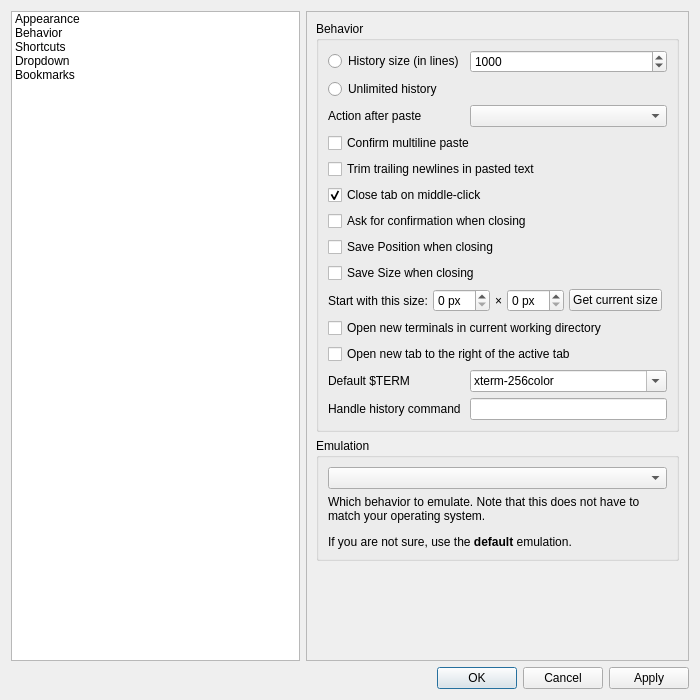
lxqt/qterminal, file src/forms/propertiesdialog.ui: the form before one commit.
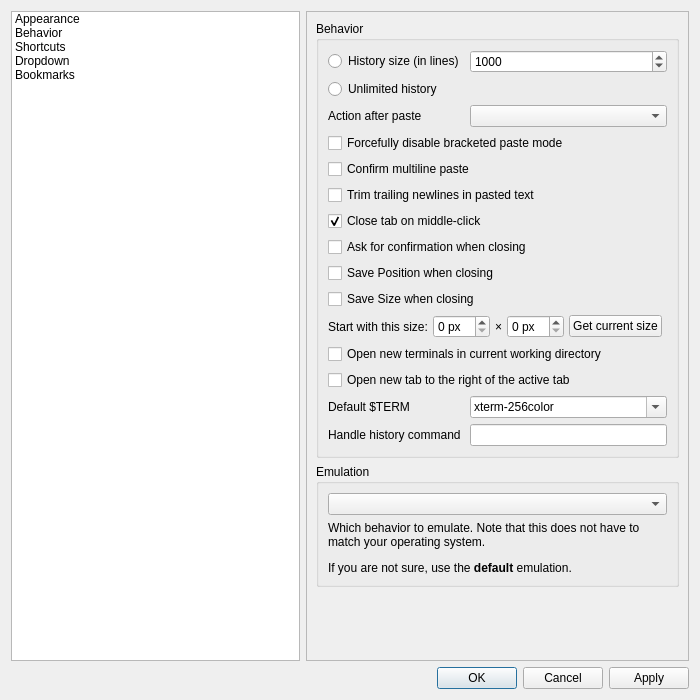
The form after the commit. The open tabs and pages were chosen to show the change. Icons and pictures are not drawn.

Commit message:
Added an option to disable bracketed paste mode
Follows and depends on https://github.com/lxqt/qtermwidget/pull/390.

The bracketed paste mode may not be comfortable for all users — it's so different from what happens in text editors. Hence, an option to forcefully disable it.

The edit to the form file:
```diff
--- a/src/forms/propertiesdialog.ui
+++ b/src/forms/propertiesdialog.ui
@@ -575,7 +575,7 @@
               <string>Behavior</string>
              </property>
              <layout class="QGridLayout" name="gridLayout_2">
-              <item row="13" column="0">
+              <item row="14" column="0">
                <widget class="QLabel" name="label_17">
                 <property name="toolTip">
                  <string>This command will be run with an argument containing the file name of a tempfile containing the scrollback history</string>
@@ -585,7 +585,7 @@
                 </property>
                </widget>
               </item>
-              <item row="9" column="0" colspan="2">
+              <item row="10" column="0" colspan="2">
                <layout class="QHBoxLayout" name="horizontalLayout_4">
                 <property name="spacing">
                  <number>5</number>
@@ -643,7 +643,7 @@
                 </item>
                </layout>
               </item>
-              <item row="12" column="1">
+              <item row="13" column="1">
                <widget class="QComboBox" name="termComboBox">
                 <property name="sizePolicy">
                  <sizepolicy hsizetype="Expanding" vsizetype="Fixed">
@@ -682,14 +682,14 @@
               <item row="2" column="1">
                <widget class="QComboBox" name="motionAfterPasting_comboBox"/>
               </item>
-              <item row="10" column="0" colspan="2">
+              <item row="11" column="0" colspan="2">
                <widget class="QCheckBox" name="useCwdCheckBox">
                 <property name="text">
                  <string>Open new terminals in current working directory</string>
                 </property>
                </widget>
               </item>
-              <item row="11" column="0" colspan="2">
+              <item row="12" column="0" colspan="2">
                <widget class="QCheckBox" name="openNewTabRightToActiveTabCheckBox">
                 <property name="text">
                  <string>Open new tab to the right of the active tab</string>
@@ -699,28 +699,28 @@
                 </property>
                </widget>
               </item>
-              <item row="12" column="0">
+              <item row="13" column="0">
                <widget class="QLabel" name="label_14">
                 <property name="text">
                  <string>Default $TERM</string>
                 </property>
                </widget>
               </item>
-              <item row="3" column="0" colspan="2">
+              <item row="4" column="0" colspan="2">
                <widget class="QCheckBox" name="confirmMultilinePasteCheckBox">
                 <property name="text">
                  <string>Confirm multiline paste</string>
                 </property>
                </widget>
               </item>
-              <item row="8" column="0" colspan="2">
+              <item row="9" column="0" colspan="2">
                <widget class="QCheckBox" name="saveSizeOnExitCheckBox">
                 <property name="text">
                  <string>Save Size when closing</string>
                 </property>
                </widget>
               </item>
-              <item row="5" column="0" colspan="2">
+              <item row="6" column="0" colspan="2">
                <widget class="QCheckBox" name="closeTabOnMiddleClickCheckBox">
                 <property name="text">
                  <string>Close tab on middle-click</string>
@@ -730,14 +730,14 @@
                 </property>
                </widget>
               </item>
-              <item row="6" column="0" colspan="2">
+              <item row="7" column="0" colspan="2">
                <widget class="QCheckBox" name="askOnExitCheckBox">
                 <property name="text">
                  <string>Ask for confirmation when closing</string>
                 </property>
                </widget>
               </item>
-              <item row="13" column="1">
+              <item row="14" column="1">
                <widget class="QLineEdit" name="handleHistoryLineEdit"/>
               </item>
               <item row="0" column="0">
@@ -747,14 +747,14 @@
                 </property>
                </widget>
               </item>
-              <item row="4" column="0" colspan="2">
+              <item row="5" column="0" colspan="2">
                <widget class="QCheckBox" name="trimPastedTrailingNewlinesCheckBox">
                 <property name="text">
                  <string>Trim trailing newlines in pasted text</string>
                 </property>
                </widget>
               </item>
-              <item row="7" column="0" colspan="2">
+              <item row="8" column="0" colspan="2">
                <widget class="QCheckBox" name="savePosOnExitCheckBox">
                 <property name="text">
                  <string>Save Position when closing</string>
@@ -781,6 +781,13 @@
                 </property>
                </widget>
               </item>
+              <item row="3" column="0" colspan="2">
+               <widget class="QCheckBox" name="disableBracketedPasteModeCheckBox">
+                <property name="text">
+                 <string>Forcefully disable bracketed paste mode</string>
+                </property>
+               </widget>
+              </item>
              </layout>
             </widget>
            </item>
```
The commit also changes 4 other files.
